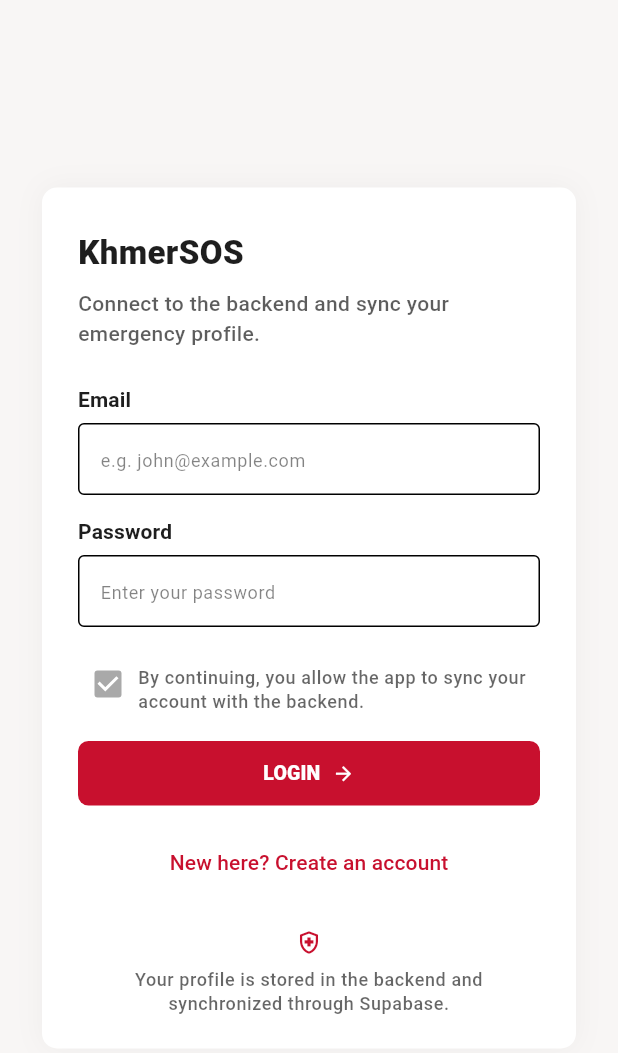
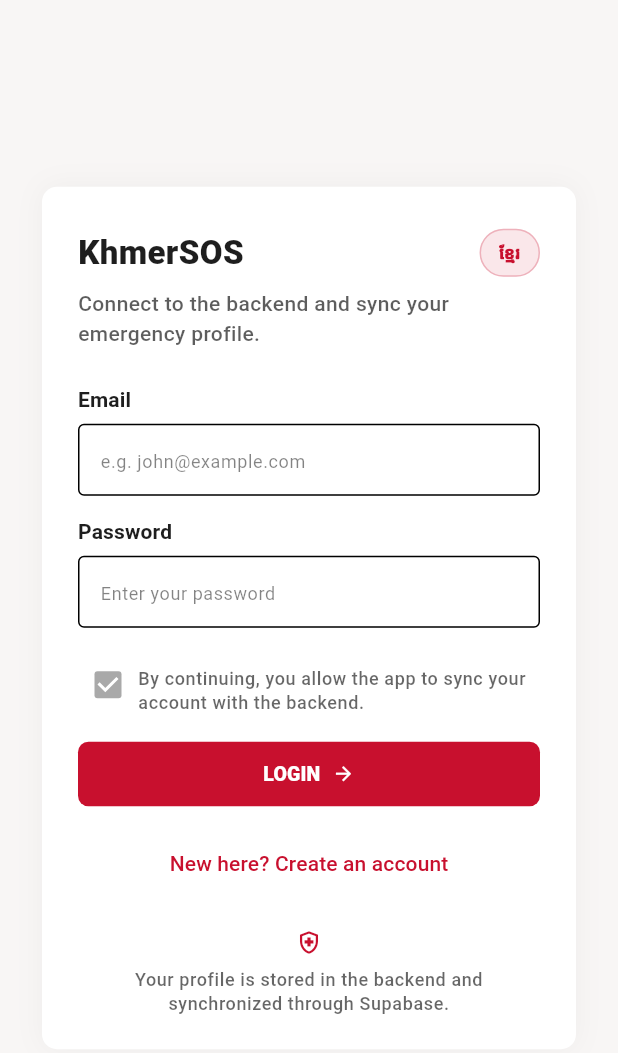
Before and after one commit to oulongheng09/Emergency_App, a Flutter app: the screen it shows after launch, on a phone screen of 412 x 824 dp. Shown: the top 1053 px of the screen. Run offline on Flutter 3.47's test engine with Material 3 defaults, Android fonts, the light colour scheme and no system bars; our stand-ins replace flutter_map, geolocator, latlong2, video_player; accounts and stored records are empty.

Commit message:
add language toggle into login screen

```diff
--- a/lib/features/auth/login_screen.dart
+++ b/lib/features/auth/login_screen.dart
@@ -9,6 +9,7 @@
 import '../../widgets/custom_success_dialog.dart';
 import '../../widgets/loading_dialog.dart';
 import '../../l10n/app_text.dart';
+import '../../state/app_settings_provider.dart';
 
 class LoginScreen extends StatefulWidget {
   final ValueChanged<BackendSession> onAuthenticated;
@@ -171,6 +172,7 @@
   @override
   Widget build(BuildContext context) {
     final theme = Theme.of(context);
+    final settings = AppSettingsScope.of(context);
 
     return Scaffold(
       backgroundColor: theme.scaffoldBackgroundColor,
@@ -192,9 +194,19 @@
               ),
               child: Column(
                 children: [
-                  const Align(
-                    alignment: Alignment.centerLeft,
-                    child: Text('KhmerSOS', style: AppTextStyles.title),
+                  Row(
+                    children: [
+                      const Expanded(
+                        child: Align(
+                          alignment: Alignment.centerLeft,
+                          child: Text('KhmerSOS', style: AppTextStyles.title),
+                        ),
+                      ),
+                      _LanguageToggleChip(
+                        isKhmer: settings.isKhmer,
+                        onTap: settings.toggleLanguage,
+                      ),
+                    ],
                   ),
                   const SizedBox(height: 8),
                   Align(
@@ -353,6 +365,41 @@
   }
 }
 
+class _LanguageToggleChip extends StatelessWidget {
+  const _LanguageToggleChip({required this.isKhmer, required this.onTap});
+
+  final bool isKhmer;
+  final VoidCallback onTap;
+
+  @override
+  Widget build(BuildContext context) {
+    final theme = Theme.of(context);
+
+    return InkWell(
+      onTap: onTap,
+      borderRadius: BorderRadius.circular(999),
+      child: Container(
+        padding: const EdgeInsets.symmetric(horizontal: 12, vertical: 7),
+        decoration: BoxDecoration(
+          color: theme.colorScheme.primary.withValues(alpha: 0.10),
+          borderRadius: BorderRadius.circular(999),
+          border: Border.all(
+            color: theme.colorScheme.primary.withValues(alpha: 0.25),
+          ),
+        ),
+        child: Text(
+          isKhmer ? 'EN' : 'ខ្មែរ',
+          style: TextStyle(
+            fontSize: 11,
+            fontWeight: FontWeight.w900,
+            color: theme.colorScheme.primary,
+          ),
+        ),
+      ),
+    );
+  }
+}
+
 class _AuthField extends StatelessWidget {
   final TextEditingController controller;
   final String label;
```
